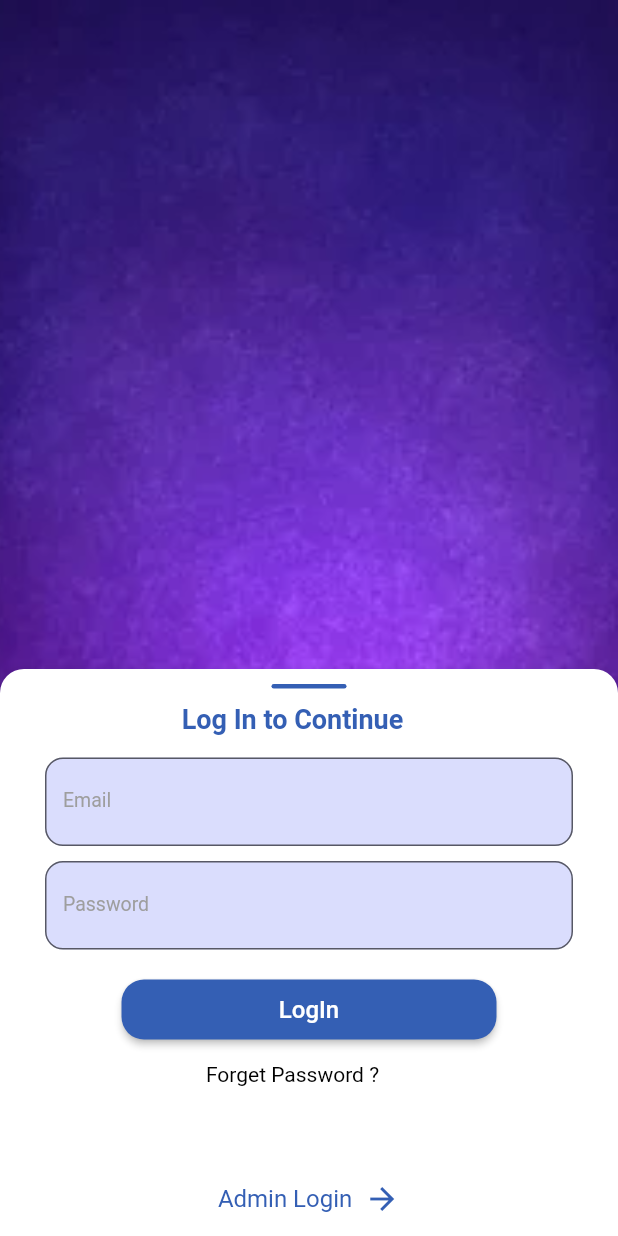
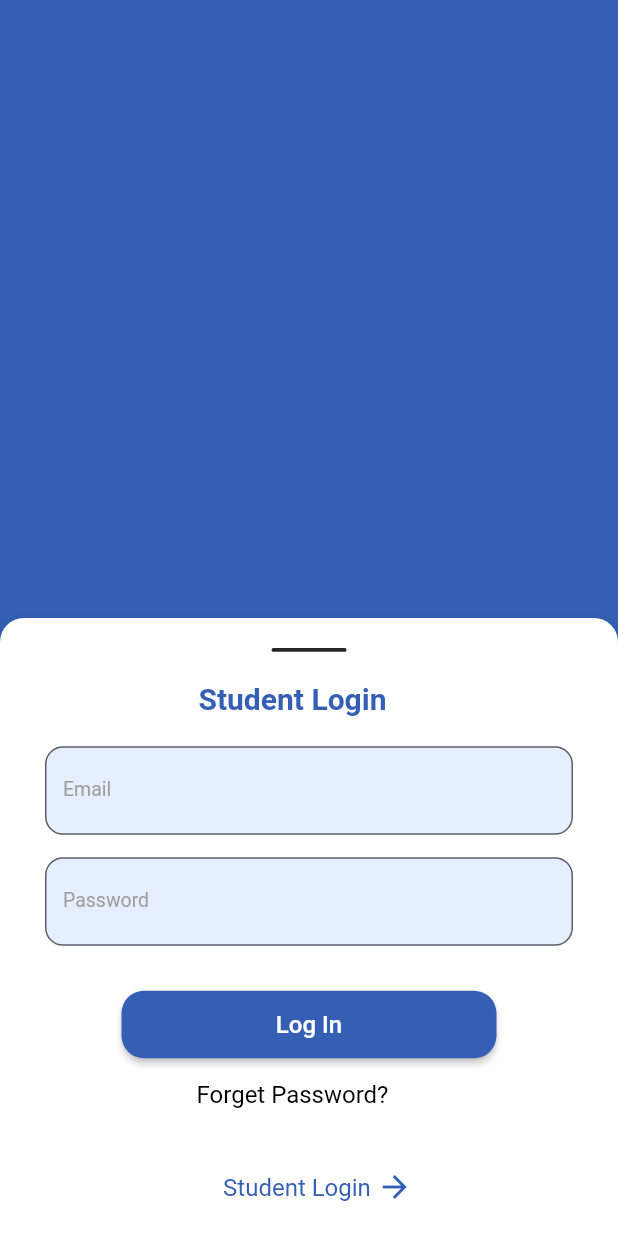
Before and after one commit to somnathmistry-app/school_app-master, a Flutter app: the screen it shows after launch, scrolled down 576 dp, after a tap on the "person" icon, on a phone screen of 412 x 824 dp. Run offline on Flutter 3.47's test engine with Material 2 defaults, Android fonts, the phone set to English and light mode, and no system bars; drawn by our look-alikes of sliding_sheet; our stand-ins replace carousel_slider, flutter_calendar_carousel, get, get_storage, image_picker; network calls fail.

Commit message:
24-11-22

```diff
--- a/lib/controllers/login_controller.dart
+++ b/lib/controllers/login_controller.dart
@@ -9,6 +9,7 @@ import '../styles/common_module/my_snack_bar.dart';
 
 
 class LoginController extends GetxController{
+
   TextEditingController emailTEC = TextEditingController();
   TextEditingController passwordTEC = TextEditingController();
 
@@ -43,6 +44,7 @@ class LoginController extends GetxController{
         Get.offAll(() => const DashBoard());
         MySnackbar.successSnackBar('Login Succeed', 'Welcome');
       }
+
       else if(apiResponse.response=='invalid email'){
         Get.back();
         MySnackbar.infoSnackBar('Invalid Email', 'Invalid email, please try again with another one');
@@ -96,7 +98,8 @@ class LoginController extends GetxController{
         MySnackbar.errorSnackBar('Server Down', 'Please try again later');
       }
 
-    }else{
+    }
+    else{
       Get.back();
       MySnackbar.errorSnackBar('Server Down', 'Please try again later');
     }
--- a/lib/pages/ask_login.dart
+++ b/lib/pages/ask_login.dart
@@ -18,7 +18,7 @@ class AskLogin extends StatelessWidget {
           const SizedBox(height: 25,),
           ElevatedButton(
             onPressed: () {
-              Get.to(()=> const LoginPage());
+              Get.to(()=> LoginPage());
             },
             child: const Text('LogIn'),
           )
--- a/lib/pages/home_page.dart
+++ b/lib/pages/home_page.dart
@@ -81,7 +81,7 @@ class _HomePageState extends State<HomePage> {
                       onTap: () {
                         Get.to((){
                           if((box.read('isLogin')) == null || (box.read('isLogin')) == false){
-                            return const LoginPage();
+                            return  LoginPage();
                           }else if((box.read('isLogin')) == 'StudentLogIn'){
                             return const DashBoard();
                           }else{
--- a/lib/pages/log_in.dart
+++ b/lib/pages/log_in.dart
@@ -1,129 +1,84 @@
 import 'package:flutter/material.dart';
 import 'package:get/get.dart';
+import 'package:school_app/controllers/login_controller.dart';
+import 'package:school_app/pages/log_in.dart';
+import 'package:school_app/pages_admin/admin_login.dart';
 import 'package:sliding_sheet/sliding_sheet.dart';
-import '../controllers/login_controller.dart';
-import '../pages_admin/admin_login.dart';
 import '../styles/app_colors.dart';
 import '../styles/common_module/my_widgets.dart';
 
 
-class LoginPage extends StatefulWidget {
-  const LoginPage({Key? key}) : super(key: key);
-
-  @override
-  State<LoginPage> createState() => _LoginPageState();
-}
-
-class _LoginPageState extends State<LoginPage> {
+class LoginPage extends StatelessWidget {
+  LoginPage({super.key});
+//  const AdminLogin({Key? key}) : super(key: key);
 
   LoginController loginController = Get.put(LoginController());
-  final _formKey = GlobalKey<FormState>();
+  final _key = GlobalKey<FormState>();
 
-  showMyDialog() async {
-    return showDialog(
-      context: context,
-      barrierColor: Colors.black54,
-      barrierDismissible: true,
-      builder: (BuildContext context) {
-        return AlertDialog(
-          content:  const Text('This is a Confidential Login, Are you sure You have Admin Credentials?',
-              style: TextStyle(fontSize: 15)
-          ),
-          title: const Text('Alert !!',style: TextStyle(fontSize: 17,color: Colors.red)),
-          actions: [
-            SizedBox(
-              width: 110,
-              height: 35,
-              child: ElevatedButton(
-                style: ButtonStyle(
-                    shape: MaterialStateProperty.all(RoundedRectangleBorder(borderRadius: BorderRadius.circular(25))),
-                    elevation: MaterialStateProperty.all(0),
-                    backgroundColor: MaterialStateProperty.all(Colors.grey[350])),
-                child: const Text('Cancel',style: TextStyle(color: Colors.black)),
-                onPressed: () {
-                  Navigator.of(context).pop();
-                },
-              ),
-            ),
-            SizedBox(
-              width: 110,
-              height: 35,
-              child: ElevatedButton(
-                style: ButtonStyle(
-                    shape: MaterialStateProperty.all(RoundedRectangleBorder(borderRadius: BorderRadius.circular(25))),
-                    elevation: MaterialStateProperty.all(0),
-                    backgroundColor: MaterialStateProperty.all(Colors.red)),
-                child: const Text('Accept',style: TextStyle(color: Colors.white)),
-                onPressed: () {
-                  Get.off(()=> AdminLogin());
-                },
-              ),
-            ),
-          ],
-        );
-      },
-    );
-  }
+
 
   @override
   Widget build(BuildContext context) {
-    return Scaffold(
+    return DefaultTabController(
+      length: 2,
+      child: Scaffold(
         body: Stack(
           children: [
-          SizedBox(
+            Container(
               width: MediaQuery.of(context).size.width,
               height: MediaQuery.of(context).size.height,
-            child: const Image(image: AssetImage('assets/images/abc.jpg'),fit: BoxFit.cover),),
-          SlidingSheet(
+              color: AppColors.themeColor,
+            ),
+            Form(
+              key: _key,
+              child: SlidingSheet(
                 elevation: 8,
                 color: Colors.white,
                 cornerRadius: 16,
                 snapSpec: const SnapSpec(
-              snap: true,
-              snappings: [0.9, 0.9, 1.0],
-              positioning: SnapPositioning.relativeToAvailableSpace,
+                  // snap: true,
+                  snappings: [0.5, 0.7, 1.0],
+                  //  positioning: SnapPositioning.relativeToAvailableSpace,
                 ),
                 builder: (context, state) {
-              return Form(
-                key: _formKey,
-                child: Column(
+                  return Column(
                     crossAxisAlignment: CrossAxisAlignment.center,
                     children: [
-                    const SizedBox(height: 10),
+                      const SizedBox(height: 20),
                       Center(
                         child: Container(
-                        height: 3,
+                          height: 2.5,
                           width: 50,
                           decoration: BoxDecoration(
                             borderRadius: BorderRadius.circular(15),
-                          color: AppColors.themeColor,
+                            color: AppColors.darkGrey,
                           ),
                         ),
-                    ),  const SizedBox(height: 10),
+                      ),const SizedBox(height: 20),
                       Padding(
                         padding: const EdgeInsets.only(right: 22),
-                      child: MyWidgets.textView('Log In to Continue',
-                          AppColors.themeColor, 18,
+                        child: MyWidgets.textView('Student Login',
+                            AppColors.themeColor, 20,
                             fontWeight: FontWeight.bold),
-                    ),const SizedBox(height: 15),
+                      ),
+                      const SizedBox(height: 20),
                       Container(
                         margin: const EdgeInsets.symmetric(horizontal: 30),
-                      //height: 50,
+                        // height: 50,
                         child: TextFormField(
                           controller: loginController.emailTEC,
                           validator: (input) =>
                           !input!.contains('@')? 'Invalid Email': null,
-                        decoration:  InputDecoration(
-                          fillColor: AppColors.themeColorLight,
+                          decoration: InputDecoration(
+                            fillColor: AppColors.lightSeeGreen,
                             filled: true,
-                          label: const Text('Email'),
+                            label:  const Text('Email'),
                             labelStyle: const TextStyle(
-                              fontSize: 13, color: Colors.grey,
+                                fontSize: 13,
+                                color: Colors.grey,
                                 fontStyle: FontStyle.normal),
-                          border: const OutlineInputBorder(
-                              borderRadius: BorderRadius.all(
-                                  Radius.circular(12)
-                              ),
+                            border:  const OutlineInputBorder(
+                                borderRadius: BorderRadius.all(Radius.circular(12)),
                                 borderSide: BorderSide(
                                   color: Colors.grey,
                                 )
@@ -132,18 +87,18 @@ class _LoginPageState extends State<LoginPage> {
                         ),
                       ),
                       const SizedBox(
-                      height: 10,
+                        height: 15,
                       ),
                       Container(
                         margin: const EdgeInsets.symmetric(horizontal: 30),
-                      //height: 50,
+                        // height: 50,
                         child: TextFormField(
                           obscureText: true,
-                        controller: loginController.passwordTEC,
-                        validator: (input) =>
-                        input!.isEmpty? 'Please Enter Your Password' : null,
-                        decoration: InputDecoration(
-                          fillColor: AppColors.themeColorLight,
+                          validator: (value) =>
+                          value!.isEmpty? 'Please Enter a Password': null,
+                          controller:loginController.passwordTEC,
+                          decoration:  InputDecoration(
+                            fillColor: AppColors.lightSeeGreen,
                             filled: true,
                             label: const Text('Password'),
                             labelStyle: const TextStyle(
@@ -159,12 +114,10 @@ class _LoginPageState extends State<LoginPage> {
                           ),
                         ),
                       ),
-                    const SizedBox(
-                      height: 20,
-                    ),
+                      const SizedBox(height: 30,),
                       SizedBox(
                         width: 250,
-                      height: 40,
+                        height: 45,
                         child: ElevatedButton(
                             style: ButtonStyle(backgroundColor: MaterialStateProperty.all(AppColors.themeColor),
                                 shape: MaterialStateProperty.all<RoundedRectangleBorder>(
@@ -174,46 +127,46 @@ class _LoginPageState extends State<LoginPage> {
                                 )
                             ),
                             onPressed: () {
-                            if(_formKey.currentState!.validate()){
-                              loginController.getLogin();
+                              if(_key.currentState!.validate()){
+                                loginController.getAdminLogin();
                               }
                             },
-                          child: MyWidgets.textView("LogIn", AppColors.white, 16)),
+                            child: MyWidgets.textView("Log In", AppColors.white, 16)),
                       ),
-                    const SizedBox(
-                      height: 15,
-                    ),
+                      const SizedBox(height: 15,),
                       Padding(
                         padding: const EdgeInsets.only(right: 22),
-                      child: MyWidgets.textView('Forget Password ?', AppColors.black, 14),
+                        child: MyWidgets.textView('Forget Password?', AppColors.black, 16),
+                      ),
+                      Container(height: 40,),
+                      InkWell(
+                        onTap: () {
+                          Get.off(()=> AdminLogin());
+                        },
+                        child: Container(
+                          width: double.infinity,
+                          //  color: AppColors.themeColorLight,
+                          child: Row(
+                            mainAxisAlignment: MainAxisAlignment.center,
+                            children: [
+                              Text('   Student Login ',style: TextStyle(fontSize: 16,color: AppColors.themeColor)),
+                              Icon(Icons.arrow_forward,color: AppColors.themeColor,),
+                              const SizedBox(height: 15,)
+                            ],
+                          ),
+                        ),
                       ),
                       Container(
                         height: 50,
-                      color: Colors.white,
-                    ),
-                    InkWell(
-                      onTap: (){
-                        showMyDialog();
-                      },
-                      child: Container(
-                        height: 50,
-                        width: double.infinity,
-                        color: AppColors.white,
-                         child: Row(
-                           mainAxisAlignment: MainAxisAlignment.center,
-                           children: [
-                             Text('Admin Login  ',style: TextStyle(fontSize: 16,color: AppColors.themeColor)),
-                             Icon(Icons.arrow_forward,color: AppColors.themeColor,)
-                           ],
-                         ),
-                      ),
                       )
                     ],
-                ),
                   );
                 },
               ),
+            ),
           ],
+
+        ),
       ),
     );
   }
```
Also changed, not shown: lib/pages_admin/admin_login.dart (+16 -18 lines). Lines whose indentation alone changed are shown as unchanged.
